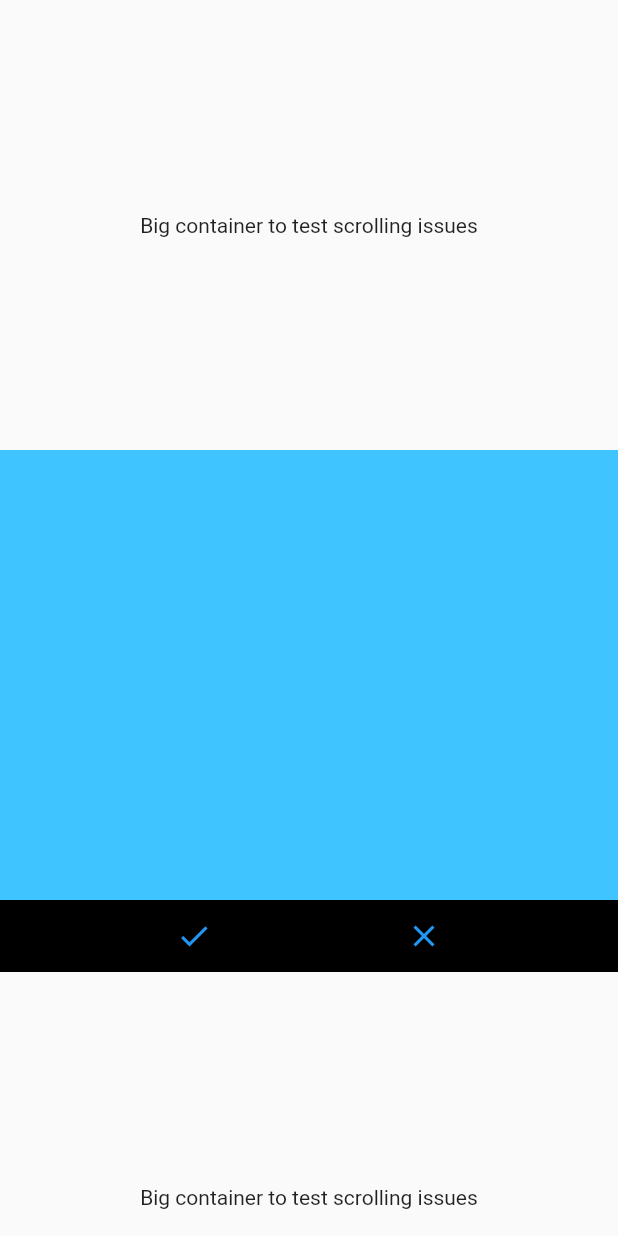
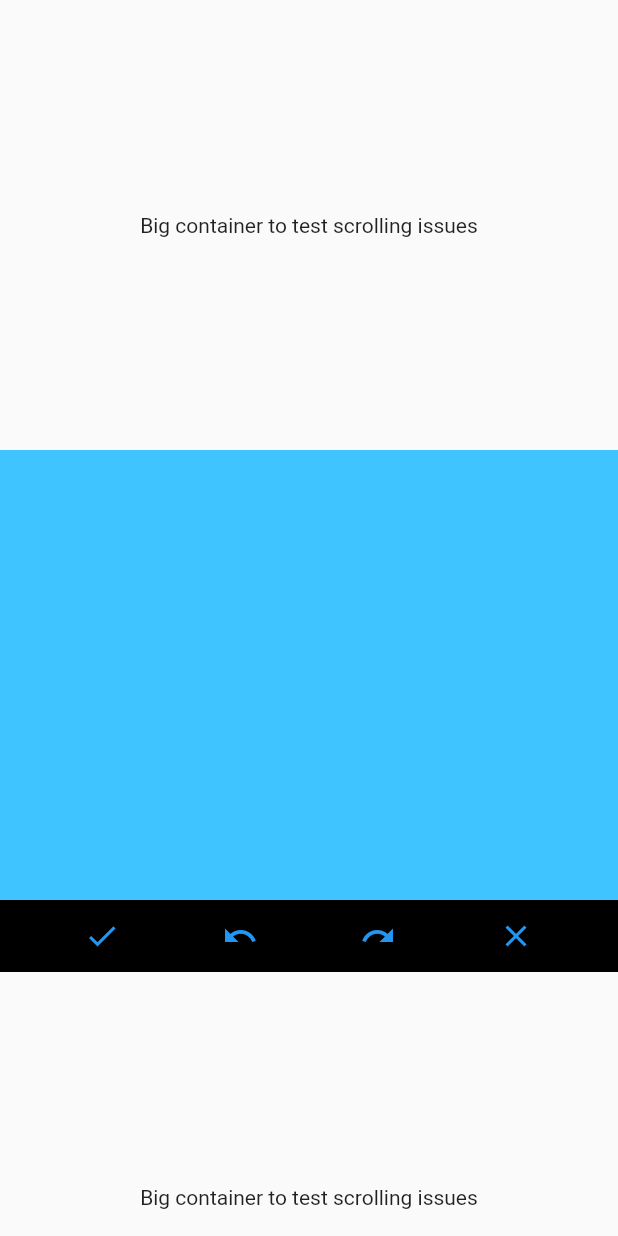
Before and after one commit to 4Q-s-r-o/signature, a Flutter app: the screen it shows after launch, on a phone screen of 412 x 824 dp. Run offline on Flutter 3.47's test engine with Material 2 defaults, Android fonts, the phone set to English and light mode, and no system bars.

Commit message:
add undo and redo example

```diff
--- a/example/lib/main.dart
+++ b/example/lib/main.dart
@@ -81,6 +81,20 @@ class _MyAppState extends State<MyApp> {
                         }
                       },
                     ),
+                    IconButton(
+                      icon: const Icon(Icons.undo),
+                      color: Colors.blue,
+                      onPressed: () {
+                        setState(() => _controller.undo());
+                      },
+                    ),
+                    IconButton(
+                      icon: const Icon(Icons.redo),
+                      color: Colors.blue,
+                      onPressed: () {
+                        setState(() => _controller.redo());
+                      },
+                    ),
                     //CLEAR CANVAS
                     IconButton(
                       icon: const Icon(Icons.clear),
```
